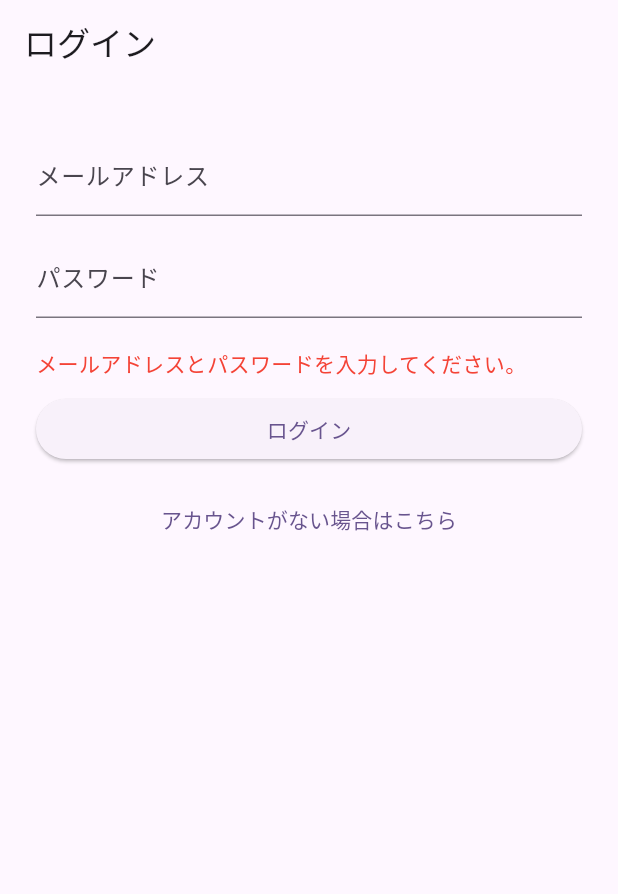
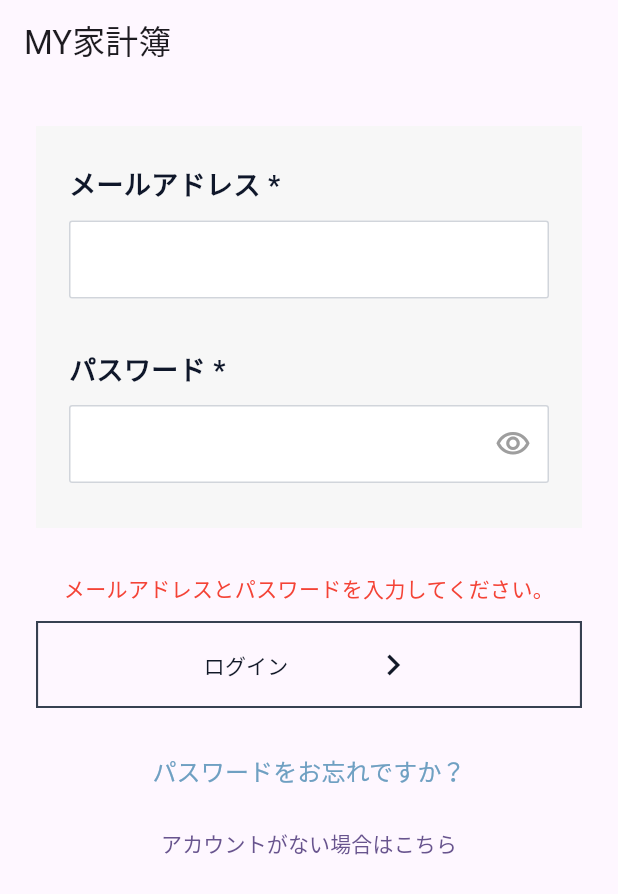
Before and after one commit to takanokei01/kakeibo, a Flutter app: the screen it shows after launch, after a tap on "ログイン", on a phone screen of 412 x 824 dp. Shown: the top 894 px of the screen. Run offline on Flutter 3.47's test engine with Material 3 defaults, Android fonts, the phone set to English and light mode, and no system bars; our stand-ins replace cloud_firestore, firebase_auth, firebase_core, hive_flutter; accounts and stored records are empty.

Commit message:
ログインのUIを変更しました

```diff
--- a/kakeibo_flutter/lib/login_screen.dart
+++ b/kakeibo_flutter/lib/login_screen.dart
@@ -1,5 +1,6 @@
 import 'package:firebase_auth/firebase_auth.dart';
 import 'package:flutter/material.dart';
+import 'package:flutter/services.dart';
 
 import 'MainPageWidget.dart';
 
@@ -38,6 +39,7 @@ class _LoginScreenState extends State<LoginScreen> {
   bool _isRegister = false;
   String? _errorText;
   bool _loading = false;
+  bool _obscurePassword = true;
 
   @override
   void dispose() {
@@ -47,19 +49,21 @@ class _LoginScreenState extends State<LoginScreen> {
   }
 
   Future<void> _submit() async {
+    final email = _emailController.text.trim();
+    final password = _passwordController.text;
+
+    if (email.isEmpty || password.isEmpty) {
+      setState(() {
+        _errorText = 'メールアドレスとパスワードを入力してください。';
+      });
+      return;
+    }
+
     setState(() {
       _errorText = null;
       _loading = true;
     });
     try {
-      final email = _emailController.text.trim();
-      final password = _passwordController.text;
-      if (email.isEmpty || password.isEmpty) {
-        throw FirebaseAuthException(
-          code: 'empty-fields',
-          message: 'メールアドレスとパスワードを入力してください。',
-        );
-      }
       if (_isRegister) {
         await FirebaseAuth.instance.createUserWithEmailAndPassword(
           email: email,
@@ -71,6 +75,7 @@ class _LoginScreenState extends State<LoginScreen> {
           password: password,
         );
       }
+      TextInput.finishAutofillContext();
     } on FirebaseAuthException catch (e) {
       setState(() {
         _errorText = e.message ?? '認証に失敗しました。';
@@ -93,48 +98,125 @@ class _LoginScreenState extends State<LoginScreen> {
   @override
   Widget build(BuildContext context) {
     return Scaffold(
-      appBar: AppBar(title: const Text('ログイン')),
+      appBar: AppBar(title: const Text('MY家計簿')),
       body: SafeArea(
-        child: Padding(
-          padding: const EdgeInsets.symmetric(horizontal: 24.0, vertical: 16.0),
+        child: SingleChildScrollView(
+          padding: const EdgeInsets.symmetric(horizontal: 24.0, vertical: 28.0),
+          child: AutofillGroup(
             child: Column(
               crossAxisAlignment: CrossAxisAlignment.stretch,
               children: [
-              const SizedBox(height: 16),
+                Container(
+                  color: const Color(0xFFF7F7F7),
+                  padding: const EdgeInsets.fromLTRB(22, 26, 22, 30),
+                  child: Column(
+                    crossAxisAlignment: CrossAxisAlignment.stretch,
+                    children: [
+                      const Text(
+                        'メールアドレス *',
+                        style: TextStyle(
+                          color: Color(0xFF0F172A),
+                          fontSize: 18,
+                          fontWeight: FontWeight.w700,
+                        ),
+                      ),
+                      const SizedBox(height: 10),
                       TextField(
                         controller: _emailController,
+                        autofillHints: const [
+                          AutofillHints.username,
+                          AutofillHints.email,
+                        ],
                         keyboardType: TextInputType.emailAddress,
-                decoration: const InputDecoration(
-                  labelText: 'メールアドレス',
+                        textInputAction: TextInputAction.next,
+                        decoration: _fieldDecoration(),
+                      ),
+                      const SizedBox(height: 34),
+                      const Text(
+                        'パスワード *',
+                        style: TextStyle(
+                          color: Color(0xFF0F172A),
+                          fontSize: 18,
+                          fontWeight: FontWeight.w700,
                         ),
                       ),
-              const SizedBox(height: 12),
+                      const SizedBox(height: 10),
                       TextField(
                         controller: _passwordController,
-                obscureText: true,
-                decoration: const InputDecoration(
-                  labelText: 'パスワード',
+                        autofillHints: const [AutofillHints.password],
+                        obscureText: _obscurePassword,
+                        textInputAction: TextInputAction.done,
+                        onSubmitted: (_) {
+                          if (!_loading) {
+                            _submit();
+                          }
+                        },
+                        decoration: _fieldDecoration(
+                          suffixIcon: IconButton(
+                            icon: Icon(
+                              _obscurePassword
+                                  ? Icons.visibility_outlined
+                                  : Icons.visibility_off_outlined,
+                              color: Colors.grey,
+                            ),
+                            onPressed: () {
+                              setState(() {
+                                _obscurePassword = !_obscurePassword;
+                              });
+                            },
                           ),
                         ),
-              const SizedBox(height: 20),
+                      ),
+                    ],
+                  ),
+                ),
+                const SizedBox(height: 30),
                 if (_errorText != null) ...[
                   Text(
                     _errorText!,
                     style: const TextStyle(color: Colors.red),
+                    textAlign: TextAlign.center,
                   ),
-                const SizedBox(height: 10),
+                  const SizedBox(height: 12),
                 ],
-              ElevatedButton(
+                SizedBox(
+                  height: 58,
+                  child: OutlinedButton(
                     onPressed: _loading ? null : _submit,
+                    style: OutlinedButton.styleFrom(
+                      foregroundColor: const Color(0xFF111827),
+                      side: const BorderSide(
+                        color: Color(0xFF374151),
+                        width: 1.4,
+                      ),
+                      shape: const RoundedRectangleBorder(
+                        borderRadius: BorderRadius.zero,
+                      ),
+                    ),
                     child: _loading
                         ? const SizedBox(
                             height: 20,
                             width: 20,
-                        child: CircularProgressIndicator(strokeWidth: 2, color: Colors.white),
+                            child: CircularProgressIndicator(strokeWidth: 2),
                           )
-                    : Text(_isRegister ? '新規登録' : 'ログイン'),
+                        : Row(
+                            mainAxisAlignment: MainAxisAlignment.center,
+                            children: [
+                              Text(_isRegister ? '新規登録' : 'ログイン'),
+                              const SizedBox(width: 56),
+                              const Icon(Icons.chevron_right, size: 28),
+                            ],
                           ),
-              const SizedBox(height: 12),
+                  ),
+                ),
+                const SizedBox(height: 18),
+                TextButton(
+                  onPressed: _loading ? null : _sendPasswordResetEmail,
+                  child: const Text(
+                    'パスワードをお忘れですか？',
+                    style: TextStyle(color: Color(0xFF6FA0C2), fontSize: 16),
+                  ),
+                ),
                 TextButton(
                   onPressed: _loading
                       ? null
@@ -144,12 +226,55 @@ class _LoginScreenState extends State<LoginScreen> {
                             _errorText = null;
                           });
                         },
-                child: Text(_isRegister ? '既にアカウントをお持ちですか？ ログイン' : 'アカウントがない場合はこちら'),
+                  child: Text(
+                    _isRegister
+                        ? 'すでにアカウントをお持ちですか？ログイン'
+                        : 'アカウントがない場合はこちら',
+                  ),
                 ),
               ],
             ),
           ),
         ),
+      ),
     );
   }
+
+  InputDecoration _fieldDecoration({Widget? suffixIcon}) {
+    return InputDecoration(
+      filled: true,
+      fillColor: Colors.white,
+      contentPadding: const EdgeInsets.symmetric(horizontal: 12, vertical: 14),
+      enabledBorder: OutlineInputBorder(
+        borderRadius: BorderRadius.circular(2),
+        borderSide: const BorderSide(color: Color(0xFFD1D5DB)),
+      ),
+      focusedBorder: OutlineInputBorder(
+        borderRadius: BorderRadius.circular(2),
+        borderSide: const BorderSide(color: Color(0xFF6FA0C2), width: 1.4),
+      ),
+      suffixIcon: suffixIcon,
+    );
   }
+
+  Future<void> _sendPasswordResetEmail() async {
+    final email = _emailController.text.trim();
+    if (email.isEmpty) {
+      setState(() {
+        _errorText = 'パスワード再設定にはメールアドレスを入力してください。';
+      });
+      return;
+    }
+
+    try {
+      await FirebaseAuth.instance.sendPasswordResetEmail(email: email);
+      setState(() {
+        _errorText = 'パスワード再設定メールを送信しました。';
+      });
+    } on FirebaseAuthException catch (e) {
+      setState(() {
+        _errorText = e.message ?? 'パスワード再設定メールを送信できませんでした。';
+      });
+    }
+  }
+}
```
Lines whose indentation alone changed are shown as unchanged.
